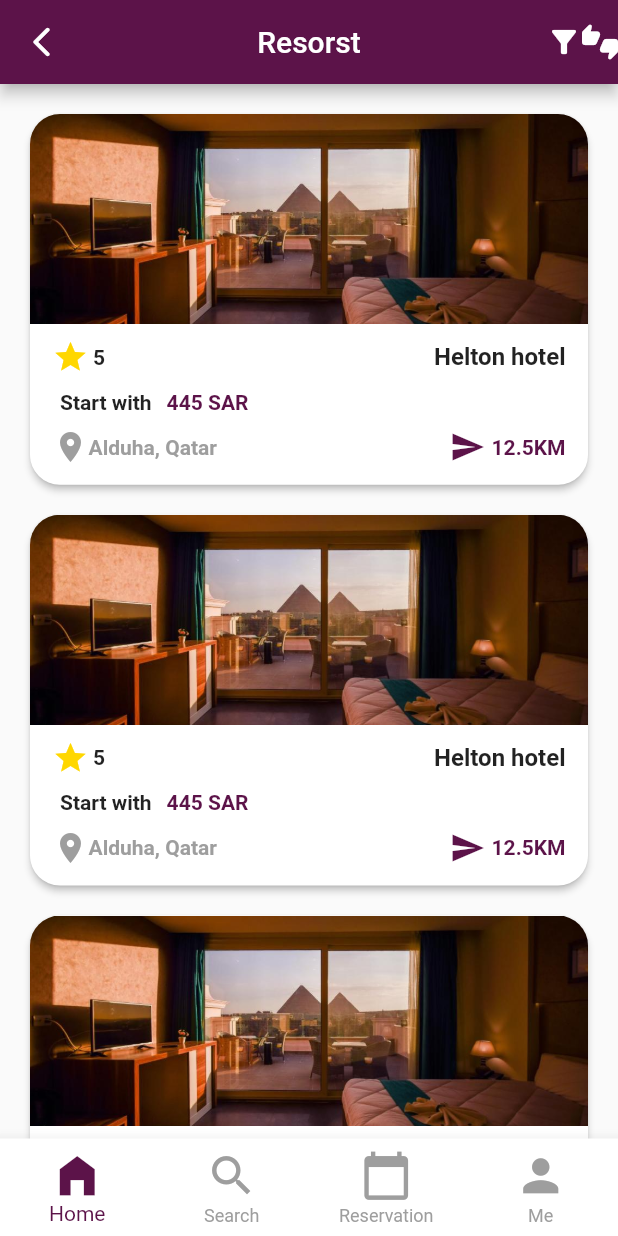
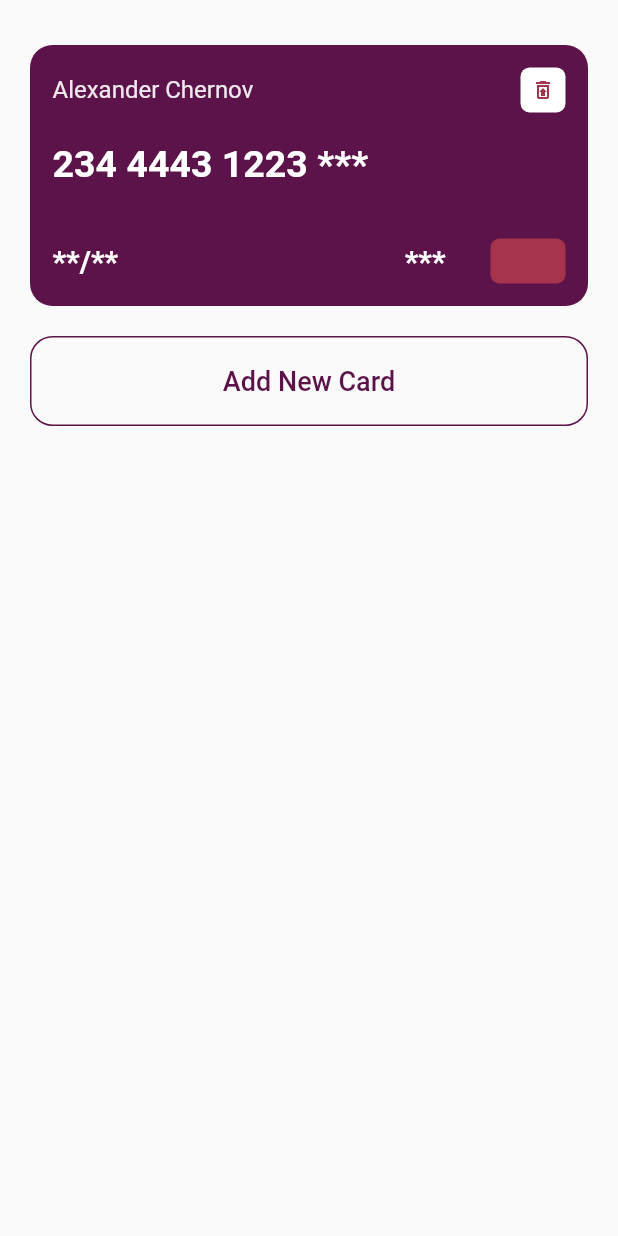
Before and after one commit to ahmedElsarag/check_in, a Flutter app: the screen it shows after launch, on a phone screen of 412 x 824 dp. Run offline on Flutter 3.47's test engine with Material 2 defaults, Android fonts, the phone set to English and light mode, and no system bars; our stand-ins replace sizer.

Commit message:
create payment screen

```diff
--- a/lib/main.dart
+++ b/lib/main.dart
@@ -1,3 +1,5 @@
+import 'package:check_in/pages/invoices_payment.dart';
+import 'package:check_in/pages/my_profile.dart';
 import 'package:check_in/pages/resorts.dart';
 import 'package:flutter/material.dart';
 import 'package:sizer/sizer.dart';
@@ -19,7 +21,7 @@ class MyApp extends StatelessWidget {
           theme: ThemeData(
             primarySwatch: Colors.blue,
           ),
-          home: Resorts(),
+          home: InvoicesPayment(),
         );
       },
 
--- a/lib/misc/AppColor.dart
+++ b/lib/misc/AppColor.dart
@@ -2,6 +2,7 @@ import 'dart:ui';
 
 class AppColors{
   static final Color mainColor = Color(0xFF5C1349);
+  static final Color secondaryColor = Color(0xFFa6344c);
   static final Color textColor1= Color(0xFF989acd);
   static final Color textColor2 = Color(0xFF878593);
   static final Color bigTextColor=Color(0xFF2e2e31);
--- /dev/null
+++ b/lib/pages/invoices_payment.dart
@@ -0,0 +1,118 @@
+import 'package:check_in/misc/AppColor.dart';
+import 'package:flutter/cupertino.dart';
+import 'package:flutter/material.dart';
+
+class InvoicesPayment extends StatefulWidget {
+  const InvoicesPayment({Key? key}) : super(key: key);
+
+  @override
+  State<InvoicesPayment> createState() => _InvoicesPaymentState();
+}
+
+class _InvoicesPaymentState extends State<InvoicesPayment> {
+  @override
+  Widget build(BuildContext context) {
+    return Scaffold(
+      body: Container(
+        padding: EdgeInsets.only(top: 30, right: 20, left: 20),
+        child: Column(
+          children: [
+            Container(
+              padding: EdgeInsets.all(15),
+              margin: EdgeInsets.only(bottom: 20),
+              decoration: BoxDecoration(
+                  borderRadius: BorderRadius.circular(15),
+                  color: AppColors.mainColor),
+              child: Column(
+                crossAxisAlignment: CrossAxisAlignment.start,
+                children: [
+                  Row(
+                    mainAxisAlignment: MainAxisAlignment.spaceBetween,
+                    children: [
+                      Text(
+                        'Alexander Chernov',
+                        style: TextStyle(
+                            color: Colors.white.withOpacity(.9), fontSize: 16),
+                      ),
+                      Container(
+                        width: 30,
+                        height: 30,
+                        decoration: BoxDecoration(
+                            borderRadius: BorderRadius.circular(6),
+                            color: Colors.white),
+                        child: Icon(
+                          Icons.restore_from_trash_outlined,
+                          color: AppColors.secondaryColor,
+                          size: 16,
+                        ),
+                      )
+                    ],
+                  ),
+                  Container(
+                    margin: EdgeInsets.only(top: 20, bottom: 35),
+                    child: Text(
+                      '234 4443 1223 ***',
+                      style: TextStyle(
+                          color: Colors.white,
+                          fontSize: 25,
+                          fontWeight: FontWeight.bold),
+                    ),
+                  ),
+                  Row(
+                    mainAxisAlignment: MainAxisAlignment.spaceBetween,
+                    children: [
+                      Text(
+                        '**/**',
+                        style: TextStyle(
+                            color: Colors.white,
+                            fontSize: 20,
+                            fontWeight: FontWeight.bold),
+                      ),
+                      Row(
+                        children: [
+                          Text(
+                            '***',
+                            style: TextStyle(
+                                color: Colors.white,
+                                fontSize: 20,
+                                fontWeight: FontWeight.bold),
+                          ),
+                          SizedBox(
+                            width: 30,
+                          ),
+                          Container(
+                            width: 50,
+                            height: 30,
+                            decoration: BoxDecoration(
+                              borderRadius: BorderRadius.circular(6),
+                              color: AppColors.secondaryColor,
+                            ),
+                          )
+                        ],
+                      )
+                    ],
+                  )
+                ],
+              ),
+            ),
+            SizedBox(
+              width: double.maxFinite,
+              height: 60,
+              child:
+                  OutlinedButton(
+                      onPressed: () {},
+                      child: Text('Add New Card',style: TextStyle(fontSize: 18),),
+                    style: OutlinedButton.styleFrom(
+                      side: BorderSide(color: AppColors.mainColor),
+                      primary: AppColors.mainColor,
+                      shape: RoundedRectangleBorder(borderRadius: BorderRadius.circular(15))
+                    ),
+                  ),
+
+            ),
+          ],
+        ),
+      ),
+    );
+  }
+}
--- a/lib/pages/resorts.dart
+++ b/lib/pages/resorts.dart
@@ -1,6 +1,7 @@
 import 'package:check_in/misc/AppColor.dart';
 import 'package:check_in/pages/home.dart';
-import 'package:flutter/cupertino.dart';
+import 'package:check_in/pages/my_profile.dart';
+import 'package:check_in/pages/reservation.dart';
 import 'package:flutter/material.dart';
 
 class Resorts extends StatefulWidget {
@@ -20,18 +21,8 @@ class _ResortsState extends State<Resorts> {
   }
   @override
   Widget build(BuildContext context) {
+    var list = [Home(),MyProfile(),Reservation(),MyProfile(),Home()];
     return Scaffold(
-      appBar: AppBar(
-        backgroundColor: AppColors.mainColor,
-        title: Text('Resorst',style: TextStyle(color: Colors.white),),
-        leading: Icon(Icons.arrow_back_ios_rounded),
-        actions: [
-          Icon(Icons.filter_alt),
-          Icon(Icons.thumbs_up_down_rounded),
-        ],
-        centerTitle: true,
-
-      ),
       bottomNavigationBar: BottomNavigationBar(
         type: BottomNavigationBarType.fixed,
         backgroundColor: Colors.white,
@@ -48,7 +39,7 @@ class _ResortsState extends State<Resorts> {
           BottomNavigationBarItem(icon: Icon(Icons.person,size: 35,),label: "Me"),
 
       ],),
-      body: Home(),
+      body: list[currentIndex],
     );
   }
 }
--- a/pubspec.yaml
+++ b/pubspec.yaml
@@ -59,7 +59,7 @@ flutter:
 
   # To add assets to your application, add an assets section, like this:
   assets:
-    - asset/hotel.jpg
+    - asset/
 
   # An image asset can refer to one or more resolution-specific "variants", see
   # https://flutter.dev/assets-and-images/#resolution-aware.
```
Also changed, not shown: lib/pages/home.dart (+31 -3 lines), lib/pages/my_profile.dart (added, +381 -0 lines), lib/pages/reservation.dart (added, +133 -0 lines), asset/per.jpg (added).
